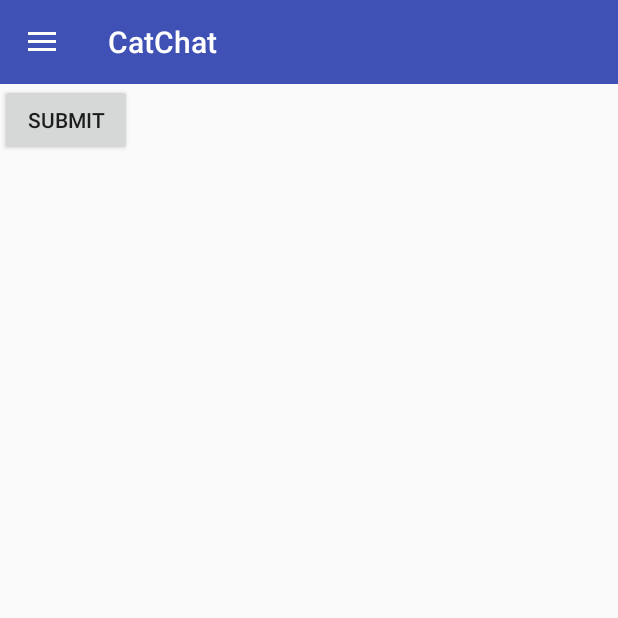
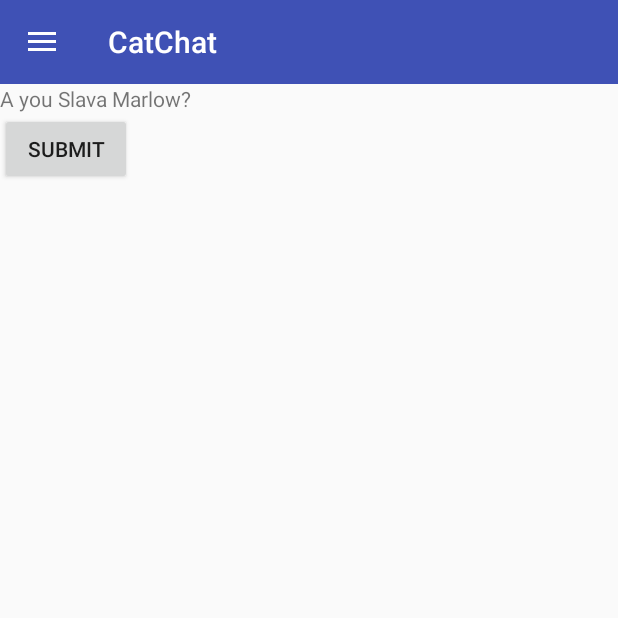
Before and after one commit to Ilja112358/messenger-aggregator, an Android app: the screen it shows after launch (MainActivity), on a phone screen of 412 x 824 dp, the top half of it. Run offline under Robolectric (Android 15) with nearby library versions, the phone set to English and light mode, and no system bars.

Commit message:
workable version

```diff
--- a/frontend/app/src/main/java/com/example/catchat/InboxFragment.kt
+++ b/frontend/app/src/main/java/com/example/catchat/InboxFragment.kt
@@ -6,6 +6,7 @@ import android.view.LayoutInflater
 import android.view.View
 import android.view.ViewGroup
 import android.widget.Button
+import android.widget.TextView
 import com.example.myapplication.ui.home.Api
 
 class InboxFragment : Fragment() {
@@ -15,15 +16,12 @@ class InboxFragment : Fragment() {
     ): View? {
         val view = inflater.inflate(R.layout.fragment_inbox, container, false)
         val submitButton = view?.findViewById<Button>(R.id.submit_button)
+        val textView = view?.findViewById<TextView>(R.id.text_field)
 
         submitButton?.setOnClickListener {
-            println(Api().getHash("Are you Slava Marlow?\n"))
+            textView?.text = Api().getHash("Are you Slava Marlow?\n")
         }
 
         return view
     }
-
-    fun onClickSubmit(view: View) {
-
-    }
 }
--- a/frontend/app/src/main/res/layout/fragment_inbox.xml
+++ b/frontend/app/src/main/res/layout/fragment_inbox.xml
@@ -7,6 +7,12 @@
     android:orientation="vertical"
     tools:context=".InboxFragment">
 
+    <TextView
+        android:id="@+id/text_field"
+        android:layout_width="wrap_content"
+        android:layout_height="wrap_content"
+        android:text="A you Slava Marlow?"/>
+
     <Button
         android:id="@+id/submit_button"
         android:layout_width="wrap_content"
```
Also changed, not shown: frontend/app/src/main/AndroidManifest.xml (+10 -3 lines).
